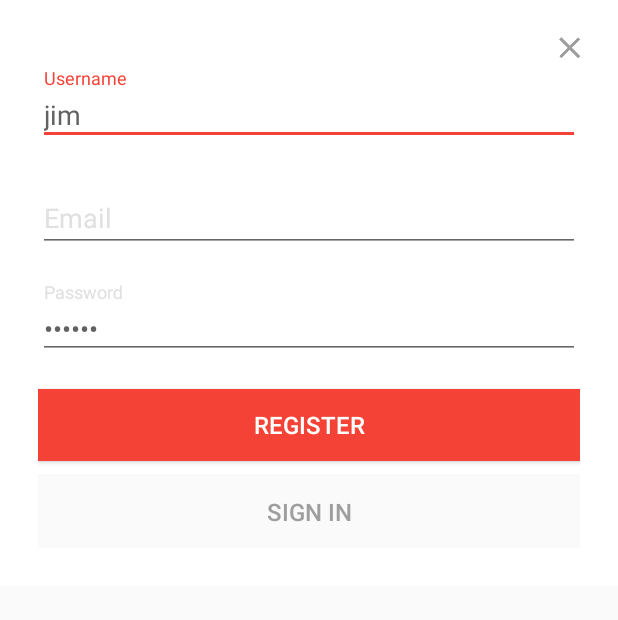
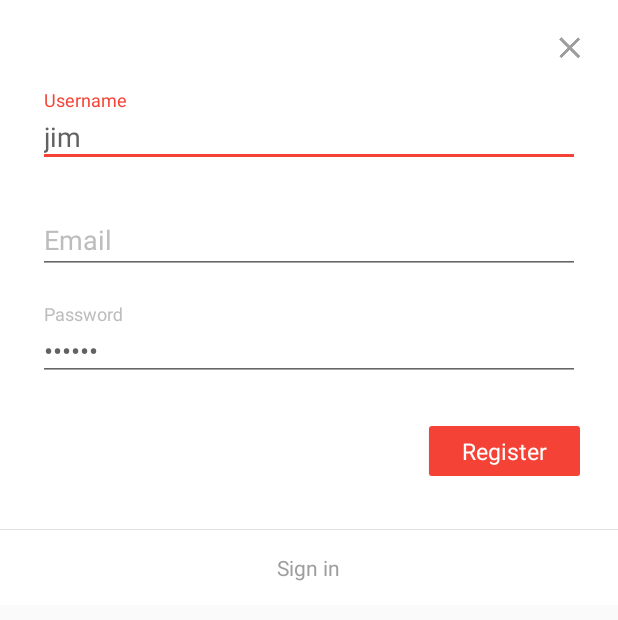
Before and after one commit to Jimeux/Yezna-Android, an Android app: the layout activity_connect.xml on its own in the app's theme, with its tools: preview values and no code run, on a phone screen of 412 x 824 dp. Shown: the top 620 px of the screen. Run offline under Robolectric (Android 15) with nearby library versions, the phone set to English and light mode, and no system bars.

Commit message:
Spruce up login/register form.

```diff
--- a/app/src/main/java/com/moobasoft/yezna/ui/activities/base/BaseActivity.java
+++ b/app/src/main/java/com/moobasoft/yezna/ui/activities/base/BaseActivity.java
@@ -57,7 +57,6 @@ public class BaseActivity extends AppCompatActivity {
     }
 
     public void promptForLogin(View anchor) {
-        if (anchor == null) promptForLogin();
         Snackbar.make(anchor, getString(R.string.error_unauthorized), Snackbar.LENGTH_LONG)
                 .setActionTextColor(getResources().getColor(R.color.green400))
                 .setAction(getString(R.string.login), v -> {
--- a/app/src/main/java/com/moobasoft/yezna/ui/fragments/base/RxFragment.java
+++ b/app/src/main/java/com/moobasoft/yezna/ui/fragments/base/RxFragment.java
@@ -38,7 +38,7 @@ public abstract class RxFragment extends Fragment {
     }
 
     public void promptForLogin() {
-        ((BaseActivity) getActivity()).promptForLogin(null);
+        ((BaseActivity) getActivity()).promptForLogin();
     }
 
     protected MainComponent getComponent() {
--- a/app/src/main/java/com/moobasoft/yezna/ui/presenters/PublicQuestionPresenter.java
+++ b/app/src/main/java/com/moobasoft/yezna/ui/presenters/PublicQuestionPresenter.java
@@ -35,10 +35,10 @@ public class PublicQuestionPresenter extends RxPresenter<PublicQuestionPresenter
     public void answerQuestion(int questionId, boolean isYes) {
         subscriptions.add(questionService.answer(questionId, new AnswerRequest(isYes)),
                 question -> {},
-                this::fuckYou);
+                this::handleAnswerError);
     }
 
-    private void fuckYou(Throwable throwable) {
+    private void handleAnswerError(Throwable throwable) {
         if (throwable.getMessage() != null && throwable.getMessage().contains("422"))
             view.onError(R.string.answer_error);
         else super.handleError(throwable);
--- a/app/src/main/res/layout/activity_connect.xml
+++ b/app/src/main/res/layout/activity_connect.xml
@@ -26,22 +26,25 @@
             android:tint="@color/grey500" />
 
         <LinearLayout
+            android:id="@+id/main_form"
             android:layout_width="match_parent"
             android:layout_height="wrap_content"
             android:orientation="vertical"
-            android:padding="25dp">
+            android:paddingBottom="25dp"
+            android:paddingLeft="25dp"
+            android:paddingRight="25dp"
+            android:paddingTop="40dp">
 
-            <android.support.design.widget.TextInputLayout
-                style="@style/FormLabel">
+            <android.support.design.widget.TextInputLayout style="@style/FormLabel">
 
                 <EditText
+                    android:id="@+id/username_et"
                     style="@style/FormTextField"
-                    android:id="@+id/username_et"
-
-                    android:text="jim"
 
                     android:hint="@string/username"
-                    android:inputType="text" />
+
+                    android:inputType="text"
+                    android:text="jim" />
             </android.support.design.widget.TextInputLayout>
 
             <android.support.design.widget.TextInputLayout
@@ -49,49 +52,74 @@
                 style="@style/FormLabel">
 
                 <EditText
+                    android:id="@+id/email_et"
                     style="@style/FormTextField"
-                    android:id="@+id/email_et"
                     android:hint="@string/email"
                     android:inputType="textEmailAddress" />
             </android.support.design.widget.TextInputLayout>
 
-            <android.support.design.widget.TextInputLayout
-                style="@style/FormLabel">
+            <android.support.design.widget.TextInputLayout style="@style/FormLabel">
 
                 <EditText
+                    android:id="@+id/password_et"
                     style="@style/FormTextField"
-                    android:id="@+id/password_et"
-
-                    android:text="passer"
 
                     android:layout_width="match_parent"
+
                     android:layout_height="wrap_content"
                     android:layout_marginBottom="20dp"
                     android:hint="@string/password"
-                    android:inputType="textPassword" />
+                    android:inputType="textPassword"
+                    android:text="passer" />
             </android.support.design.widget.TextInputLayout>
 
-            <Button
+            <android.support.v7.widget.CardView
+                android:layout_width="wrap_content"
+                android:layout_height="wrap_content"
+                android:layout_gravity="right"
+                android:layout_marginTop="10dp"
+                android:clickable="true"
+                android:foreground="?android:attr/selectableItemBackground"
+                app:cardElevation="1dp">
+                <TextView
                     android:id="@+id/btn_primary"
-                android:layout_width="match_parent"
+                    android:layout_width="wrap_content"
                     android:layout_height="wrap_content"
                     android:background="@color/colorPrimary"
+                    android:clickable="true"
+                    android:paddingBottom="6dp"
+                    android:paddingLeft="22dp"
+                    android:paddingRight="22dp"
+                    android:paddingTop="6dp"
                     android:text="@string/register"
                     android:textColor="@color/white"
-                android:textSize="16sp" />
+                    android:textSize="15sp" />
+            </android.support.v7.widget.CardView>
 
-            <include layout="@layout/btn_processing" />
+        </LinearLayout>
 
-            <Button
+        <TextView
+            android:id="@+id/divider"
+            android:layout_width="match_parent"
+            android:layout_height="0.5dp"
+            android:layout_below="@id/main_form"
+            android:layout_marginBottom="15dp"
+            android:layout_marginTop="10dp"
+            android:background="@color/grey300" />
+
+        <TextView
             android:id="@+id/btn_secondary"
-                android:layout_width="match_parent"
+            android:layout_width="wrap_content"
             android:layout_height="wrap_content"
-                android:layout_marginTop="10dp"
-                android:background="@color/grey50"
+            android:layout_below="@id/divider"
+            android:layout_centerHorizontal="true"
+            android:layout_gravity="center"
+            android:layout_marginBottom="15dp"
+            android:clickable="true"
+            android:foreground="?android:attr/selectableItemBackground"
             android:text="@string/login"
             android:textColor="@color/grey500"
-                android:textSize="16sp" />
-        </LinearLayout>
+            android:textSize="14sp" />
 
     </RelativeLayout>
 </ScrollView>
--- a/app/src/main/res/values/styles.xml
+++ b/app/src/main/res/values/styles.xml
@@ -44,7 +44,7 @@
         <item name="android:layout_height">wrap_content</item>
         <item name="android:textColor">@color/grey700</item>
         <item name="android:textSize">16sp</item>
-        <item name="android:textColorHint">@color/grey300</item>
+        <item name="android:textColorHint">@color/grey400</item>
     </style>
 
     <style name="FormTextField" parent="AppTheme">
@@ -54,7 +54,7 @@
         <item name="android:paddingBottom">8dp</item>
         <item name="android:gravity">top</item>
         <item name="android:textColor">@color/grey700</item>
-        <item name="android:textColorHint">@color/grey300</item>
+        <item name="android:textColorHint">@color/grey400</item>
         <item name="android:textSize">18sp</item>
     </style>
 
```
Also changed, not shown: app/src/main/java/com/moobasoft/yezna/ui/activities/ConnectActivity.java (+21 -20 lines), app/src/main/java/com/moobasoft/yezna/ui/activities/MainActivity.java (+4 -6 lines), app/src/main/java/com/moobasoft/yezna/ui/fragments/PublicQuestionFragment.java (+23 -28 lines), app/src/main/java/com/moobasoft/yezna/ui/presenters/ConnectPresenter.java (+28 -24 lines), app/src/main/res/layout/btn_processing.xml (+13 -2 lines), app/src/main/res/values/strings.xml (+13 -11 lines). Lines whose indentation alone changed are shown as unchanged.
